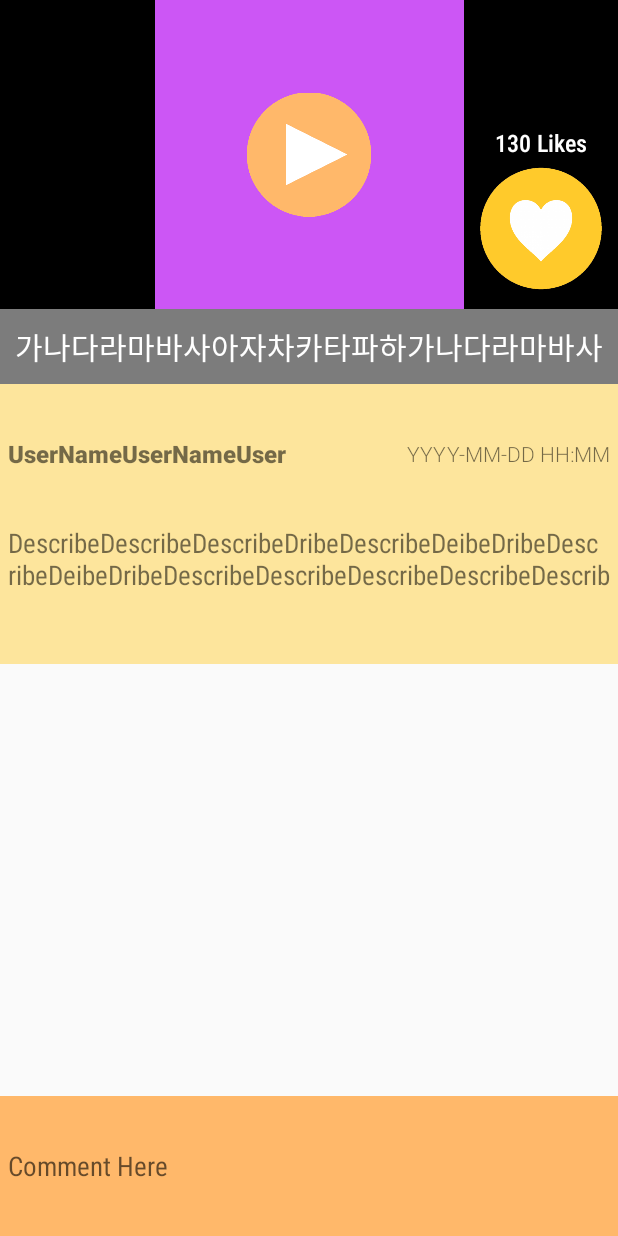
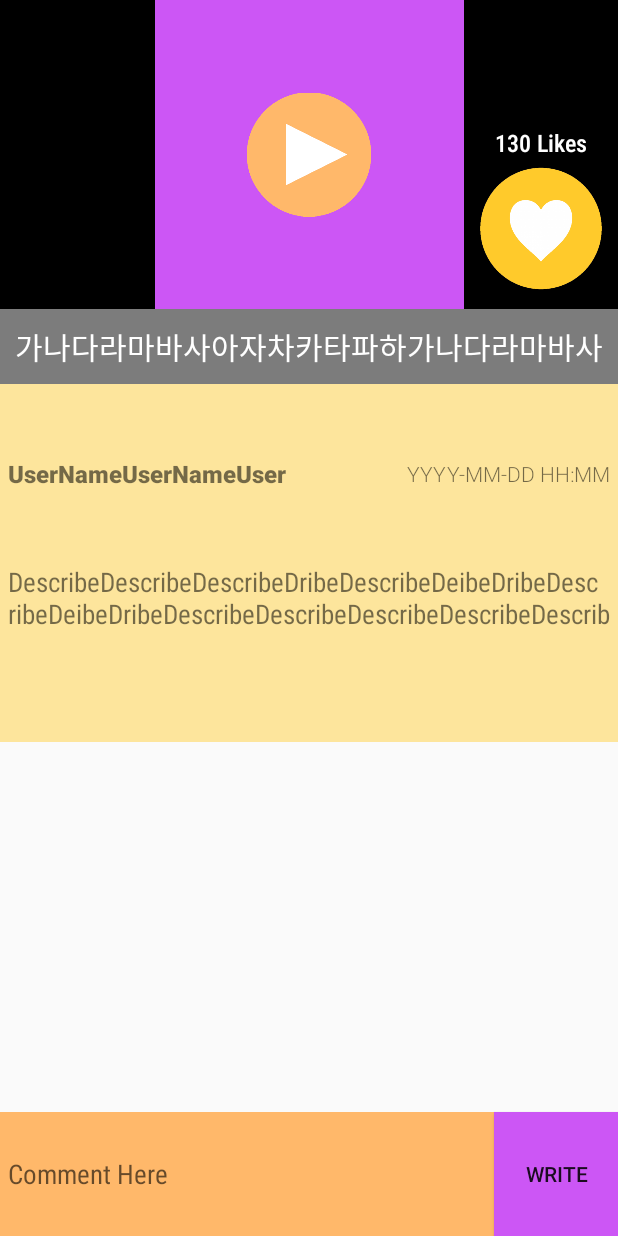
Before and after one commit to ls4154/Android-Vloger, an Android app: the layout activity_detail.xml on its own in the app's theme, with its tools: preview values and no code run, on a phone screen of 412 x 824 dp. Run offline under Robolectric (Android 15) with nearby library versions, the phone set to English and light mode, and no system bars.

Commit message:
userpage 에러 수정. detail layout살짝 수정

```diff
--- a/app/src/main/java/com/example/androidvloger/UserpageActivity.java
+++ b/app/src/main/java/com/example/androidvloger/UserpageActivity.java
@@ -200,12 +200,13 @@ public class UserpageActivity extends AppCompatActivity implements SwipeRefreshL
 
                 thumblist = new ArrayList<>();
                 for (int i = ja.length()-1; i >= 0; i--) {
-                    String[] t = new String[5];
+                    String[] t = new String[6];
                     t[0] = ja.getJSONObject(i).getString("id");
                     t[1] = ja.getJSONObject(i).getString("title"); // video title
                     t[2] = ja.getJSONObject(i).getString("uploader");
                     t[3] = ja.getJSONObject(i).getString("desc");
                     t[4] = ja.getJSONObject(i).getString("date");
+                    t[5] = jo.getString("name");
                     thumblist.add(t);
                 }
             } catch (Exception e) {
--- a/app/src/main/res/layout/activity_detail.xml
+++ b/app/src/main/res/layout/activity_detail.xml
@@ -157,7 +157,7 @@
         android:id="@+id/swipeRefreshLayout"
         android:layout_width="0dp"
         android:layout_height="0dp"
-        app:layout_constraintHeight_percent="0.35"
+        app:layout_constraintHeight_percent="0.3"
         app:layout_constraintTop_toBottomOf="@id/tvDesc"
         app:layout_constraintBottom_toTopOf="@id/etComment"
         app:layout_constraintStart_toStartOf="parent"
@@ -182,6 +182,8 @@
         android:inputType="textPersonName"
         android:padding="5dp"
 
+        app:layout_constraintHeight_percent="0.1"
+
         android:textSize="18sp"
         app:layout_constraintBottom_toBottomOf="parent"
         app:layout_constraintEnd_toStartOf="@id/buttonComment"
@@ -195,9 +197,10 @@
         android:text="WRITE"
         android:background="@color/colorAccent"
         android:onClick="onClickComment"
+        app:layout_constraintWidth_percent="0.2"
         app:layout_constraintEnd_toEndOf="parent"
-        app:layout_constraintBottom_toBottomOf="parent"
-        app:layout_constraintTop_toBottomOf="@id/swipeRefreshLayout"
-        app:layout_constraintLeft_toRightOf="@id/etComment"/>
+        app:layout_constraintBottom_toBottomOf="@id/etComment"
+        app:layout_constraintTop_toTopOf="@id/etComment"
+        app:layout_constraintStart_toEndOf="@id/etComment"/>
 
 </android.support.constraint.ConstraintLayout>
```
